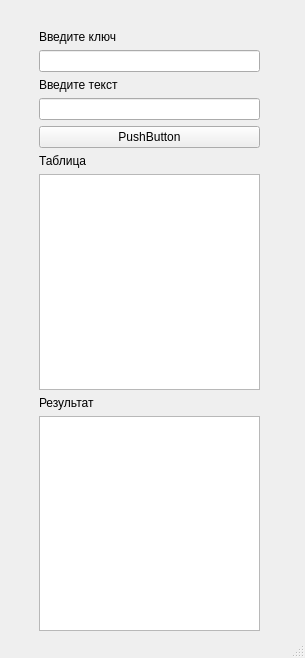
First picture: the form in mainwindow.ui, repository krylovilya/ZI-laba1, before the edit.
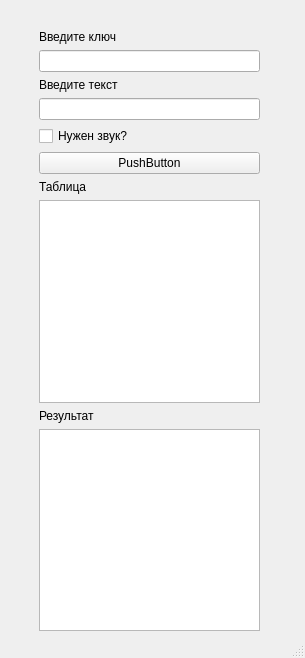
Second picture: the form after the edit.

Commit message: Добавил возможность использования звука

What changed in the file:
```diff
--- a/mainwindow.ui
+++ b/mainwindow.ui
@@ -44,6 +44,13 @@
      <item>
       <widget class="QLineEdit" name="lineEdit_2"/>
      </item>
+     <item>
+      <widget class="QCheckBox" name="music">
+       <property name="text">
+        <string>Нужен звук?</string>
+       </property>
+      </widget>
+     </item>
      <item>
       <widget class="QPushButton" name="pushButton">
        <property name="text">
```
The commit also changes 2 other files.
